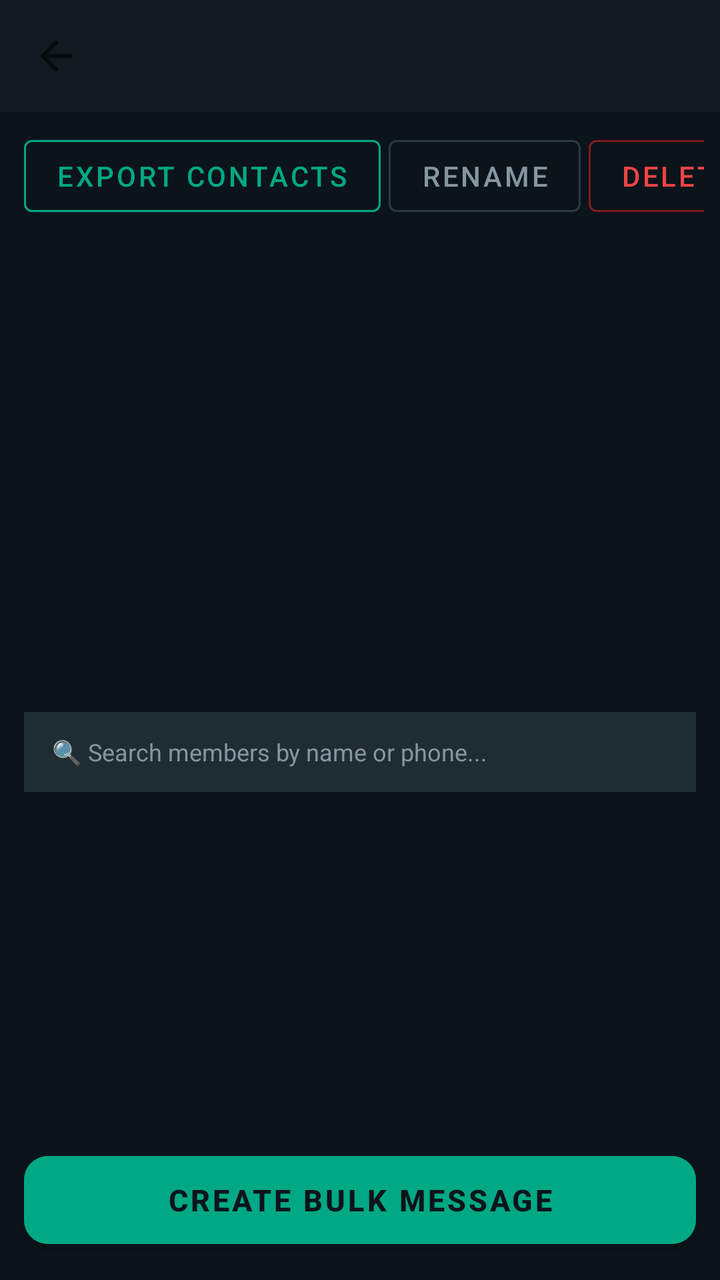
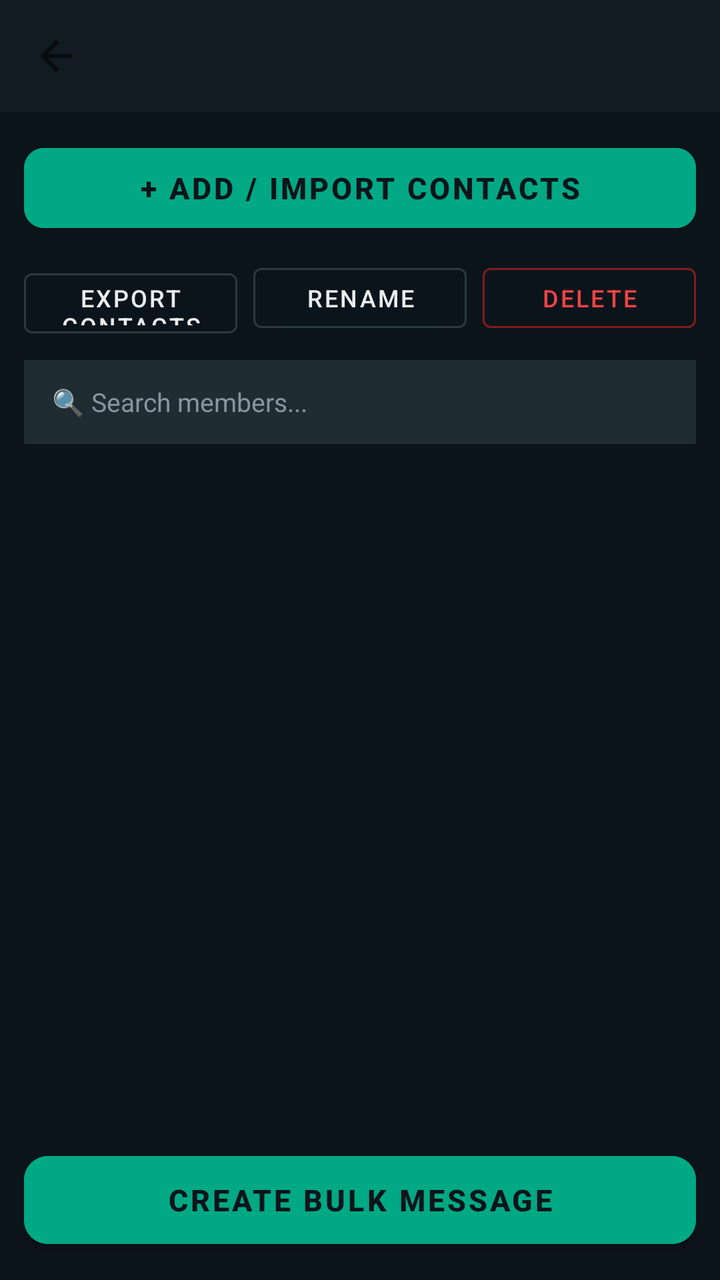

An Android layout rendered at two revisions. The XML below is the earlier revision; the diff shows what the commit changed to produce the second picture.
<!-- AndroidManifest.xml: application theme Theme.QuickSender -->
<!-- res/layout/activity_group_detail.xml -->
<?xml version="1.0" encoding="utf-8"?>
<LinearLayout xmlns:android="http://schemas.android.com/apk/res/android"
    xmlns:app="http://schemas.android.com/apk/res-auto"
    android:layout_width="match_parent"
    android:layout_height="match_parent"
    android:background="@color/qs_primary"
    android:orientation="vertical">

    <androidx.appcompat.widget.Toolbar
        android:id="@+id/toolbarDetail"
        android:layout_width="match_parent"
        android:layout_height="?attr/actionBarSize"
        android:background="@color/qs_surface"
        app:navigationIcon="?attr/homeAsUpIndicator"
        app:titleTextColor="@color/white" />

    <LinearLayout
        android:layout_width="match_parent"
        android:layout_height="wrap_content"
        android:orientation="horizontal"
        android:padding="8dp">

        <Button
            android:id="@+id/btnAddContacts"
            style="@style/Widget.MaterialComponents.Button.OutlinedButton"
            android:layout_width="0dp"
            android:layout_height="wrap_content"
            android:layout_marginEnd="4dp"
            android:layout_weight="1"
            android:text="@string/import_paste"
            android:textColor="@color/white"
            app:strokeColor="@color/qs_accent" />

        <Button
            android:id="@+id/btnExportGroup"
            style="@style/Widget.MaterialComponents.Button.OutlinedButton"
            android:layout_width="wrap_content"
            android:layout_height="wrap_content"
            android:text="@string/export"
            android:textColor="@color/qs_accent"
            app:strokeColor="@color/qs_accent" />

        <Button
            android:id="@+id/btnRenameGroup"
            style="@style/Widget.MaterialComponents.Button.OutlinedButton"
            android:layout_width="wrap_content"
            android:layout_height="wrap_content"
            android:layout_marginStart="4dp"
            android:text="@string/rename"
            android:textColor="@color/text_muted"
            app:strokeColor="#2A3942" />

        <Button
            android:id="@+id/btnDeleteGroup"
            style="@style/Widget.MaterialComponents.Button.OutlinedButton"
            android:layout_width="wrap_content"
            android:layout_height="wrap_content"
            android:layout_marginStart="4dp"
            android:text="@string/delete"
            android:textColor="#EF4444"
            app:strokeColor="#7F1D1D" />
    </LinearLayout>

    <EditText
        android:id="@+id/etSearchMembers"
        android:layout_width="match_parent"
        android:layout_height="40dp"
        android:layout_marginHorizontal="12dp"
        android:layout_marginBottom="4dp"
        android:background="@color/qs_card"
        android:hint="🔍 Search members by name or phone..."
        android:paddingHorizontal="14dp"
        android:textColor="@color/white"
        android:textColorHint="@color/text_muted"
        android:textSize="12sp" />

    <TextView
        android:id="@+id/tvCountInfo"
        android:layout_width="match_parent"
        android:layout_height="wrap_content"
        android:paddingHorizontal="16dp"
        android:paddingVertical="4dp"
        android:textColor="@color/text_muted"
        android:textSize="13sp" />

    <androidx.recyclerview.widget.RecyclerView
        android:id="@+id/rvMembers"
        android:layout_width="match_parent"
        android:layout_height="0dp"
        android:layout_weight="1"
        android:padding="8dp" />

    <Button
        android:id="@+id/btnCreateBulk"
        android:layout_width="match_parent"
        android:layout_height="56dp"
        android:layout_margin="12dp"
        android:backgroundTint="@color/qs_accent"
        android:text="@string/create_bulk"
        android:textColor="@color/qs_primary"
        android:textSize="15sp"
        android:textStyle="bold"
        app:cornerRadius="12dp" />

</LinearLayout>
<!-- resources referenced by this layout -->
<resources>
  <color name="qs_accent">#00A884</color>
  <color name="qs_card">#202C33</color>
  <color name="qs_primary">#0B141A</color>
  <color name="qs_surface">#111B21</color>
  <color name="text_muted">#8696A0</color>
  <color name="white">#FFFFFFFF</color>
  <string name="create_bulk">Create Bulk Message</string>
  <string name="delete">Delete</string>
  <string name="export">Export Contacts</string>
  <string name="import_paste">+ Import / Paste</string>
  <string name="rename">Rename</string>
  <style name="Theme.QuickSender" parent="Theme.MaterialComponents.DayNight.NoActionBar">
          <item name="colorPrimary">@color/qs_accent</item>
          <item name="colorPrimaryVariant">@color/qs_primary</item>
          <item name="colorOnPrimary">@color/white</item>
          <item name="colorSecondary">@color/qs_accent</item>
          <item name="android:statusBarColor">@color/qs_primary</item>
          <item name="android:windowBackground">@color/qs_primary</item>
      </style>
</resources>

<!-- the commit's change to res/layout/activity_group_detail.xml (unified diff, before → after) -->
@@ -14,72 +14,84 @@
         app:navigationIcon="?attr/homeAsUpIndicator"
         app:titleTextColor="@color/white" />
 
+    
+    <Button
+        android:id="@+id/btnAddContacts"
+        android:layout_width="match_parent"
+        android:layout_height="52dp"
+        android:layout_marginHorizontal="12dp"
+        android:layout_marginTop="12dp"
+        android:backgroundTint="@color/qs_accent"
+        android:text="+ Add / Import Contacts"
+        android:textColor="@color/qs_primary"
+        android:textSize="15sp"
+        android:textStyle="bold"
+        app:cornerRadius="10dp" />
+
+    
     <LinearLayout
         android:layout_width="match_parent"
         android:layout_height="wrap_content"
-        android:orientation="horizontal"
-        android:padding="8dp">
-
-        <Button
-            android:id="@+id/btnAddContacts"
-            style="@style/Widget.MaterialComponents.Button.OutlinedButton"
-            android:layout_width="0dp"
-            android:layout_height="wrap_content"
-            android:layout_marginEnd="4dp"
-            android:layout_weight="1"
-            android:text="@string/import_paste"
-            android:textColor="@color/white"
-            app:strokeColor="@color/qs_accent" />
+        android:layout_marginHorizontal="12dp"
+        android:layout_marginTop="8dp"
+        android:orientation="horizontal">
 
         <Button
             android:id="@+id/btnExportGroup"
             style="@style/Widget.MaterialComponents.Button.OutlinedButton"
-            android:layout_width="wrap_content"
-            android:layout_height="wrap_content"
+            android:layout_width="0dp"
+            android:layout_height="42dp"
+            android:layout_marginEnd="4dp"
+            android:layout_weight="1"
             android:text="@string/export"
-            android:textColor="@color/qs_accent"
-            app:strokeColor="@color/qs_accent" />
+            android:textColor="@color/text_primary"
+            android:textSize="12sp"
+            app:strokeColor="#2A3942" />
 
         <Button
             android:id="@+id/btnRenameGroup"
             style="@style/Widget.MaterialComponents.Button.OutlinedButton"
-            android:layout_width="wrap_content"
-            android:layout_height="wrap_content"
-            android:layout_marginStart="4dp"
+            android:layout_width="0dp"
+            android:layout_height="42dp"
+            android:layout_marginHorizontal="4dp"
+            android:layout_weight="1"
             android:text="@string/rename"
-            android:textColor="@color/text_muted"
+            android:textColor="@color/text_primary"
+            android:textSize="12sp"
             app:strokeColor="#2A3942" />
 
         <Button
             android:id="@+id/btnDeleteGroup"
             style="@style/Widget.MaterialComponents.Button.OutlinedButton"
-            android:layout_width="wrap_content"
-            android:layout_height="wrap_content"
+            android:layout_width="0dp"
+            android:layout_height="42dp"
             android:layout_marginStart="4dp"
+            android:layout_weight="1"
             android:text="@string/delete"
             android:textColor="#EF4444"
+            android:textSize="12sp"
             app:strokeColor="#7F1D1D" />
     </LinearLayout>
 
     <EditText
         android:id="@+id/etSearchMembers"
         android:layout_width="match_parent"
-        android:layout_height="40dp"
+        android:layout_height="42dp"
         android:layout_marginHorizontal="12dp"
-        android:layout_marginBottom="4dp"
+        android:layout_marginTop="10dp"
         android:background="@color/qs_card"
-        android:hint="🔍 Search members by name or phone..."
+        android:hint="🔍 Search members..."
         android:paddingHorizontal="14dp"
         android:textColor="@color/white"
         android:textColorHint="@color/text_muted"
-        android:textSize="12sp" />
+        android:textSize="13sp" />
 
     <TextView
         android:id="@+id/tvCountInfo"
         android:layout_width="match_parent"
         android:layout_height="wrap_content"
         android:paddingHorizontal="16dp"
-        android:paddingVertical="4dp"
+        android:paddingVertical="8dp"
         android:textColor="@color/text_muted"
         android:textSize="13sp" />
 
@@ -88,7 +100,7 @@
         android:layout_width="match_parent"
         android:layout_height="0dp"
         android:layout_weight="1"
-        android:padding="8dp" />
+        android:paddingHorizontal="12dp" />
 
     <Button
         android:id="@+id/btnCreateBulk"
<!-- resource entries referenced after the edit -->
@@ -5,11 +5,11 @@
   <color name="qs_primary">#0B141A</color>
   <color name="qs_surface">#111B21</color>
   <color name="text_muted">#8696A0</color>
+  <color name="text_primary">#E9EDEF</color>
   <color name="white">#FFFFFFFF</color>
   <string name="create_bulk">Create Bulk Message</string>
   <string name="delete">Delete</string>
   <string name="export">Export Contacts</string>
-  <string name="import_paste">+ Import / Paste</string>
   <string name="rename">Rename</string>
   <style name="Theme.QuickSender" parent="Theme.MaterialComponents.DayNight.NoActionBar">
           <item name="colorPrimary">@color/qs_accent</item>
